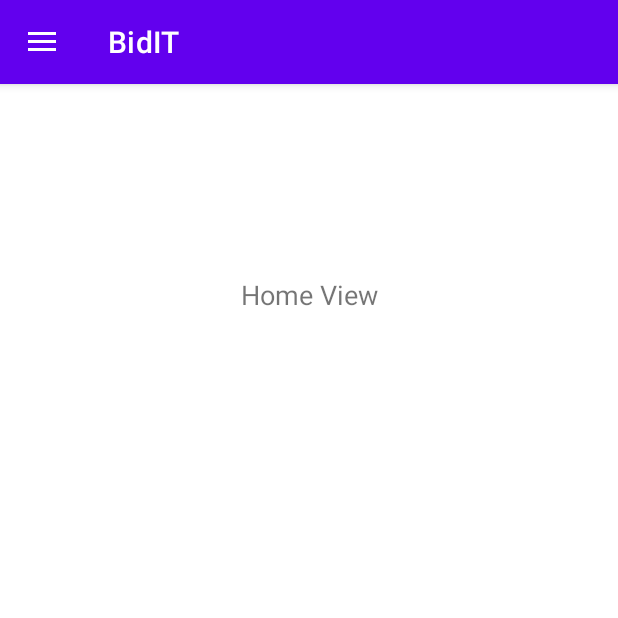
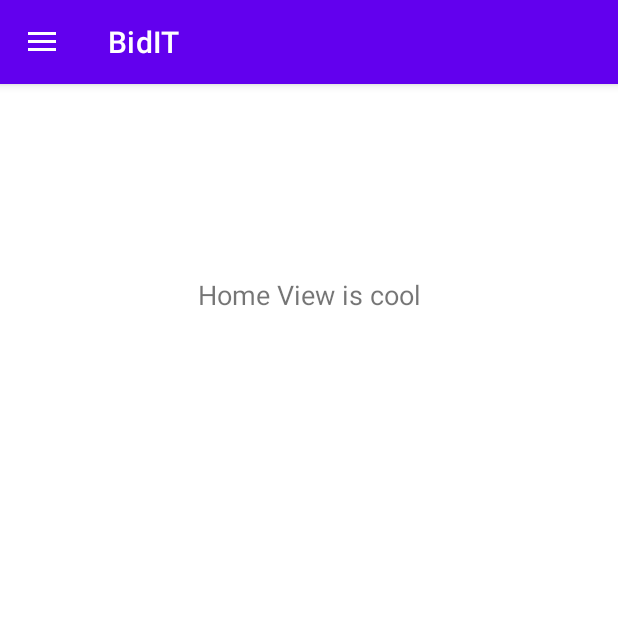
Before and after one commit to arebelium/BidIT, an Android app: the screen it shows after launch (HomeActivity), on a phone screen of 412 x 824 dp, the top half of it. Run offline under Robolectric (Android 15) with nearby library versions, the phone set to English and light mode, and no system bars.

```diff
--- a/app/src/main/res/layout/activity_home.xml
+++ b/app/src/main/res/layout/activity_home.xml
@@ -20,7 +20,7 @@
             android:layout_height="wrap_content"
             android:layout_marginTop="128dp"
             android:gravity="center"
-            android:text="Home View"
+            android:text="Home View is cool"
             android:textSize="18sp" />
 
     </LinearLayout>
```
